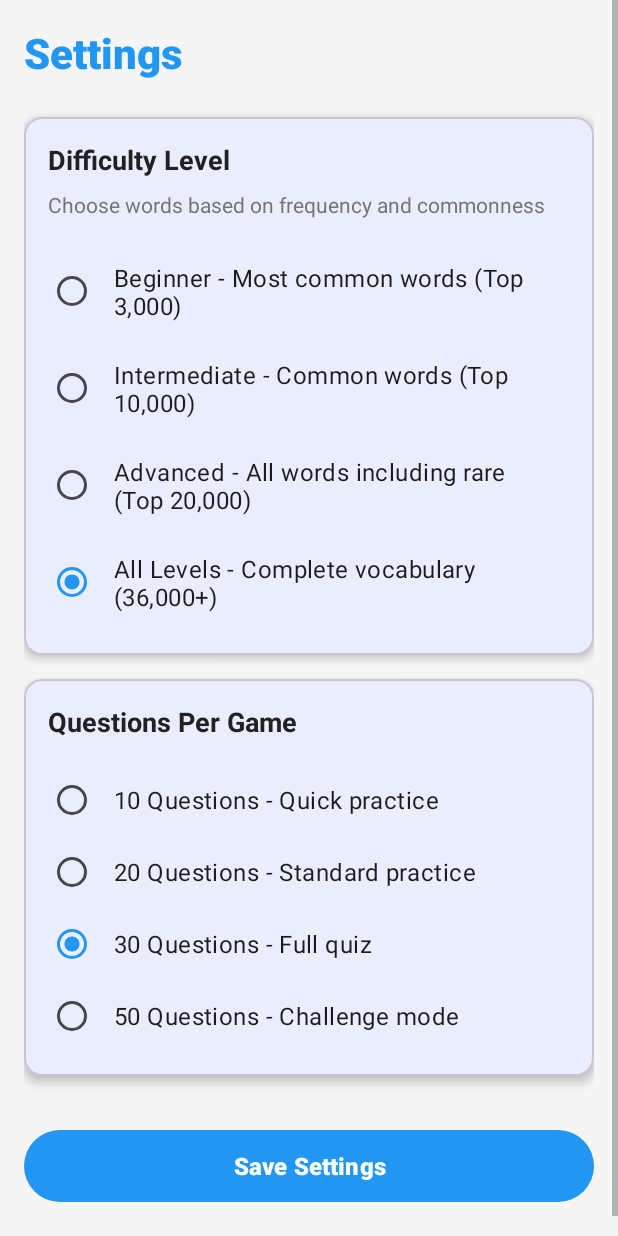
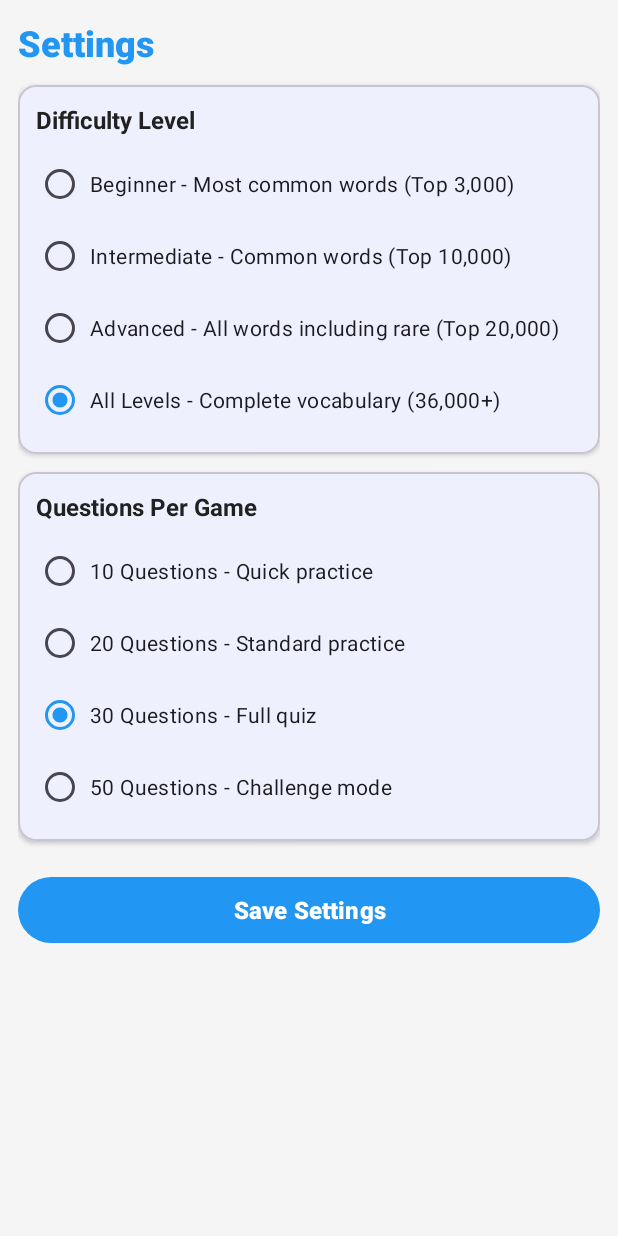
Before and after one commit to yingwang/voc, an Android app: the SettingsActivity screen opened directly, with no data from a screen before it, on a phone screen of 412 x 824 dp. Run offline under Robolectric (Android 15) with nearby library versions, the phone set to English and light mode, and no system bars.

Commit message:
Make settings layout more compact to avoid scrolling
Changes to reduce vertical space:
- Reduced outer padding: 16dp → 12dp
- Reduced header text size: 28sp → 24sp
- Reduced header bottom padding: 24dp → 12dp
- Removed difficulty description text (was taking up space)
- Reduced card margins: 16dp → 12dp
- Reduced card elevation: 4dp → 2dp (less shadow)
- Reduced card padding: 16dp → 12dp
- Reduced section titles: 18sp → 16sp
- Reduced section title margins: 16dp → 8dp
- Reduced radio button text: 16sp → 14sp
- Optimized radio button padding: 12dp → 8dp vertical, 4dp horizontal
- Reduced save button height: 56dp → 52dp
- Reduced save button margins: 16dp → 8dp

Result: Settings now fit on one screen without scrolling
while maintaining readability and touch targets.

```diff
--- a/app/src/main/res/layout/activity_settings.xml
+++ b/app/src/main/res/layout/activity_settings.xml
@@ -10,49 +10,41 @@
         android:layout_width="match_parent"
         android:layout_height="wrap_content"
         android:orientation="vertical"
-        android:padding="16dp">
+        android:padding="12dp">
 
         <!-- Header -->
         <TextView
             android:layout_width="match_parent"
             android:layout_height="wrap_content"
             android:text="@string/settings"
-            android:textSize="28sp"
+            android:textSize="24sp"
             android:textStyle="bold"
             android:textColor="@color/primary"
-            android:paddingBottom="24dp"
+            android:paddingBottom="12dp"
             android:fontFamily="sans-serif-medium" />
 
         <!-- Difficulty Section -->
         <com.google.android.material.card.MaterialCardView
             android:layout_width="match_parent"
             android:layout_height="wrap_content"
-            android:layout_marginBottom="16dp"
+            android:layout_marginBottom="12dp"
             app:cardCornerRadius="12dp"
-            app:cardElevation="4dp">
+            app:cardElevation="2dp">
 
             <LinearLayout
                 android:layout_width="match_parent"
                 android:layout_height="wrap_content"
                 android:orientation="vertical"
-                android:padding="16dp">
+                android:padding="12dp">
 
                 <TextView
                     android:layout_width="wrap_content"
                     android:layout_height="wrap_content"
                     android:text="@string/difficulty_level"
-                    android:textSize="18sp"
+                    android:textSize="16sp"
                     android:textStyle="bold"
                     android:textColor="@color/text_primary"
                     android:layout_marginBottom="8dp" />
-
-                <TextView
-                    android:layout_width="wrap_content"
-                    android:layout_height="wrap_content"
-                    android:text="@string/difficulty_description"
-                    android:textSize="14sp"
-                    android:textColor="@color/text_secondary"
-                    android:layout_marginBottom="16dp" />
 
                 <RadioGroup
                     android:id="@+id/difficultyRadioGroup"
@@ -64,32 +56,36 @@
                         android:layout_width="match_parent"
                         android:layout_height="wrap_content"
                         android:text="@string/difficulty_beginner"
-                        android:textSize="16sp"
-                        android:padding="12dp" />
+                        android:textSize="14sp"
+                        android:paddingVertical="8dp"
+                        android:paddingHorizontal="4dp" />
 
                     <RadioButton
                         android:id="@+id/difficultyIntermediate"
                         android:layout_width="match_parent"
                         android:layout_height="wrap_content"
                         android:text="@string/difficulty_intermediate"
-                        android:textSize="16sp"
-                        android:padding="12dp" />
+                        android:textSize="14sp"
+                        android:paddingVertical="8dp"
+                        android:paddingHorizontal="4dp" />
 
                     <RadioButton
                         android:id="@+id/difficultyAdvanced"
                         android:layout_width="match_parent"
                         android:layout_height="wrap_content"
                         android:text="@string/difficulty_advanced"
-                        android:textSize="16sp"
-                        android:padding="12dp" />
+                        android:textSize="14sp"
+                        android:paddingVertical="8dp"
+                        android:paddingHorizontal="4dp" />
 
                     <RadioButton
                         android:id="@+id/difficultyAll"
                         android:layout_width="match_parent"
                         android:layout_height="wrap_content"
                         android:text="@string/difficulty_all"
-                        android:textSize="16sp"
-                        android:padding="12dp"
+                        android:textSize="14sp"
+                        android:paddingVertical="8dp"
+                        android:paddingHorizontal="4dp"
                         android:checked="true" />
                 </RadioGroup>
             </LinearLayout>
@@ -99,24 +95,24 @@
         <com.google.android.material.card.MaterialCardView
             android:layout_width="match_parent"
             android:layout_height="wrap_content"
-            android:layout_marginBottom="16dp"
+            android:layout_marginBottom="12dp"
             app:cardCornerRadius="12dp"
-            app:cardElevation="4dp">
+            app:cardElevation="2dp">
 
             <LinearLayout
                 android:layout_width="match_parent"
                 android:layout_height="wrap_content"
                 android:orientation="vertical"
-                android:padding="16dp">
+                android:padding="12dp">
 
                 <TextView
                     android:layout_width="wrap_content"
                     android:layout_height="wrap_content"
                     android:text="@string/questions_per_game"
-                    android:textSize="18sp"
+                    android:textSize="16sp"
                     android:textStyle="bold"
                     android:textColor="@color/text_primary"
-                    android:layout_marginBottom="16dp" />
+                    android:layout_marginBottom="8dp" />
 
                 <RadioGroup
                     android:id="@+id/questionCountRadioGroup"
@@ -128,24 +124,27 @@
                         android:layout_width="match_parent"
                         android:layout_height="wrap_content"
                         android:text="@string/questions_10"
-                        android:textSize="16sp"
-                        android:padding="12dp" />
+                        android:textSize="14sp"
+                        android:paddingVertical="8dp"
+                        android:paddingHorizontal="4dp" />
 
                     <RadioButton
                         android:id="@+id/questions20"
                         android:layout_width="match_parent"
                         android:layout_height="wrap_content"
                         android:text="@string/questions_20"
-                        android:textSize="16sp"
-                        android:padding="12dp" />
+                        android:textSize="14sp"
+                        android:paddingVertical="8dp"
+                        android:paddingHorizontal="4dp" />
 
                     <RadioButton
                         android:id="@+id/questions30"
                         android:layout_width="match_parent"
                         android:layout_height="wrap_content"
                         android:text="@string/questions_30"
-                        android:textSize="16sp"
-                        android:padding="12dp"
+                        android:textSize="14sp"
+                        android:paddingVertical="8dp"
+                        android:paddingHorizontal="4dp"
                         android:checked="true" />
 
                     <RadioButton
@@ -153,8 +152,9 @@
                         android:layout_width="match_parent"
                         android:layout_height="wrap_content"
                         android:text="@string/questions_50"
-                        android:textSize="16sp"
-                        android:padding="12dp" />
+                        android:textSize="14sp"
+                        android:paddingVertical="8dp"
+                        android:paddingHorizontal="4dp" />
                 </RadioGroup>
             </LinearLayout>
         </com.google.android.material.card.MaterialCardView>
@@ -163,13 +163,13 @@
         <com.google.android.material.button.MaterialButton
             android:id="@+id/saveButton"
             android:layout_width="match_parent"
-            android:layout_height="56dp"
-            android:layout_marginTop="16dp"
-            android:layout_marginBottom="16dp"
+            android:layout_height="52dp"
+            android:layout_marginTop="8dp"
+            android:layout_marginBottom="8dp"
             android:text="@string/save_settings"
             android:textSize="16sp"
             android:textStyle="bold"
-            app:cornerRadius="28dp" />
+            app:cornerRadius="26dp" />
 
     </LinearLayout>
 </ScrollView>
```
